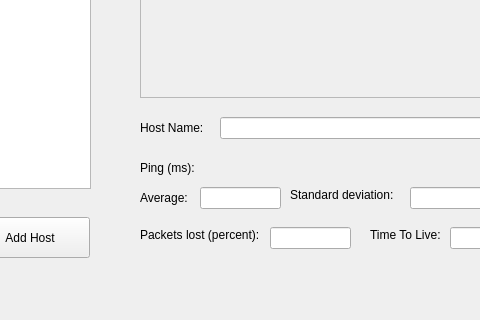
jjdredd/QtPing, file src/ui/designer/QtPingUI_1.ui: the form before one commit; both pictures show x 220 to 700 and y 393 to 713 of the 1100 by 713 pixel window.
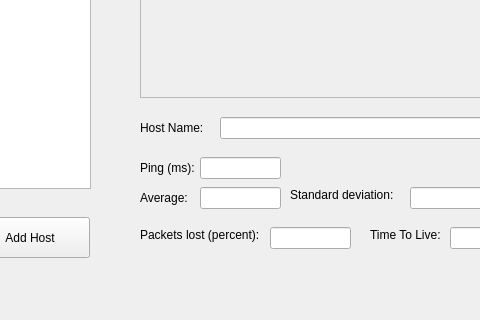
The form after the commit.

Commit message: new ui display item: current ping

What changed in the file:
```diff
--- a/src/ui/designer/QtPingUI_1.ui
+++ b/src/ui/designer/QtPingUI_1.ui
@@ -263,6 +263,16 @@
      </rect>
     </property>
    </widget>
+   <widget class="QLineEdit" name="e_currentPing">
+    <property name="geometry">
+     <rect>
+      <x>420</x>
+      <y>550</y>
+      <width>81</width>
+      <height>22</height>
+     </rect>
+    </property>
+   </widget>
   </widget>
   <widget class="QMenuBar" name="Menu">
    <property name="geometry">
```
The commit also changes 4 other files.
